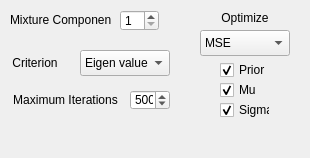
b4silio/MLDemos, file _AlgorithmsPlugins/SEDS/paramsSEDS.ui: the form before one commit.
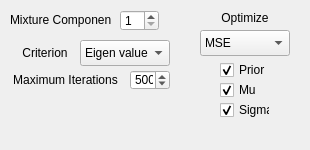
The form after the commit.

```diff
--- a/_AlgorithmsPlugins/SEDS/paramsSEDS.ui
+++ b/_AlgorithmsPlugins/SEDS/paramsSEDS.ui
@@ -7,7 +7,7 @@
     <x>0</x>
     <y>0</y>
     <width>310</width>
-    <height>158</height>
+    <height>150</height>
    </rect>
   </property>
   <property name="windowTitle">
@@ -61,8 +61,8 @@
    </property>
    <property name="geometry">
     <rect>
-     <x>10</x>
-     <y>50</y>
+     <x>20</x>
+     <y>40</y>
      <width>50</width>
      <height>26</height>
     </rect>
@@ -207,7 +207,7 @@
    <property name="geometry">
     <rect>
      <x>80</x>
-     <y>50</y>
+     <y>40</y>
      <width>90</width>
      <height>26</height>
     </rect>
@@ -238,7 +238,7 @@
    <property name="geometry">
     <rect>
      <x>10</x>
-     <y>90</y>
+     <y>70</y>
      <width>111</width>
      <height>20</height>
     </rect>
@@ -262,7 +262,7 @@
    <property name="geometry">
     <rect>
      <x>130</x>
-     <y>90</y>
+     <y>70</y>
      <width>40</width>
      <height>20</height>
     </rect>
@@ -285,6 +285,19 @@
     <number>500</number>
    </property>
   </widget>
+  <widget class="QLabel" name="graphLabel">
+   <property name="geometry">
+    <rect>
+     <x>20</x>
+     <y>100</y>
+     <width>190</width>
+     <height>40</height>
+    </rect>
+   </property>
+   <property name="text">
+    <string/>
+   </property>
+  </widget>
  </widget>
  <resources/>
  <connections/>
```
